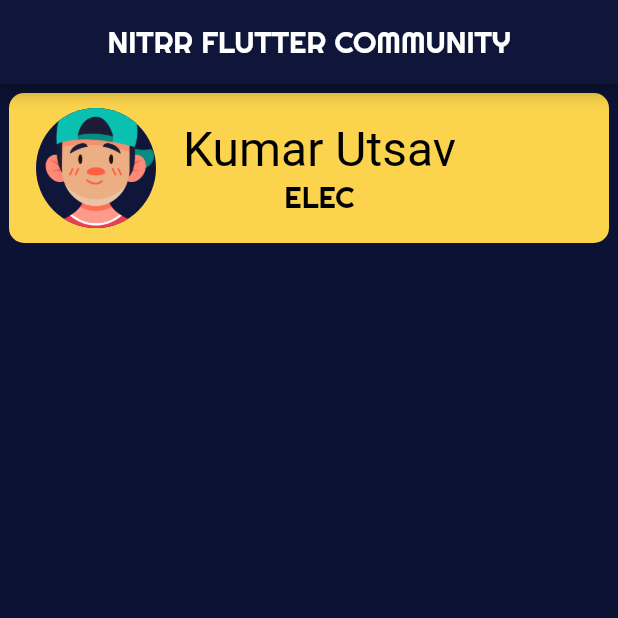
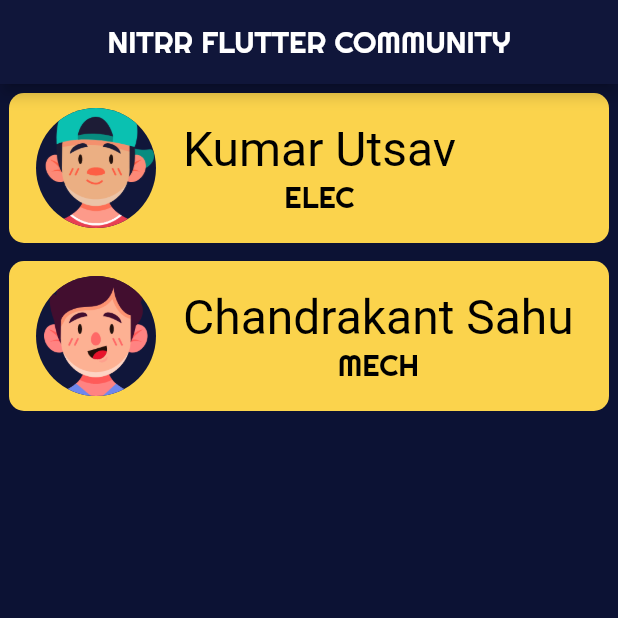
Before and after one commit to KumarUtsav1025/NITRR_FlutterCommunity, a Flutter app: the screen it shows after launch, on a phone screen of 412 x 824 dp, the top half of it. Run offline on Flutter 3.47's test engine with Material 2 defaults, Android fonts, the phone set to English and light mode, and no system bars; our stand-ins replace google_fonts; Roboto replaces fonts that are missing (Acme).

Commit message:
added chandrakant

```diff
--- a/lib/profile_list.dart
+++ b/lib/profile_list.dart
@@ -4,6 +4,7 @@ import 'modals/profile.dart';
 class ProfileList {
   List<Profile> profileList = [
     Profile(name: 'Kumar Utsav', branch: Branch[5], picNum: 8),
+    Profile(name: 'Chandrakant Sahu', branch: Branch[8], picNum: 7),
     // Add your Name, branch & picNumber here
   ];
 }
```
